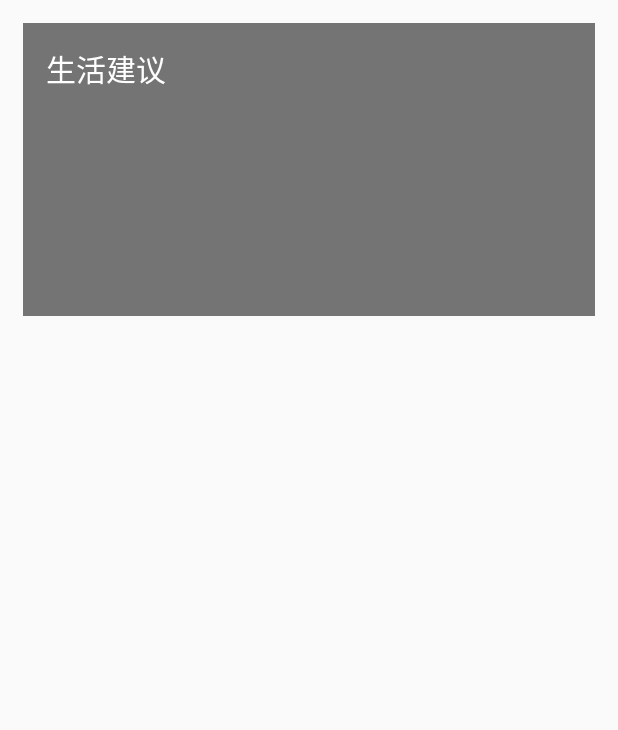
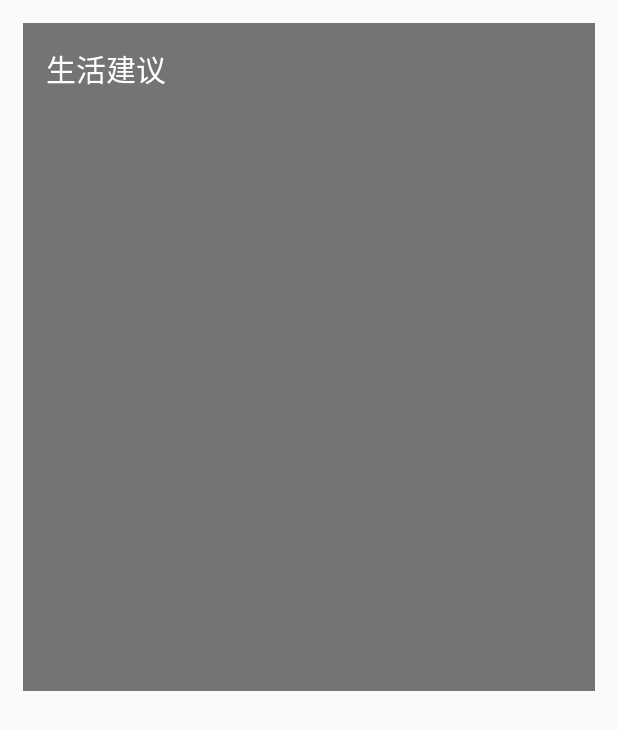
Before and after one commit to HouyiFan/Cool-Weather, an Android app: the layout suggestion.xml on its own in the app's theme, with its tools: preview values and no code run, on a phone screen of 412 x 824 dp. Shown: the top 730 px of the screen. Run offline under Robolectric (Android 15) with nearby library versions, the phone set to English and light mode, and no system bars.

Commit message:
change UI

```diff
--- a/app/build.gradle
+++ b/app/build.gradle
@@ -24,11 +24,13 @@ android {
 dependencies {
     implementation fileTree(dir: 'libs', include: ['*.jar'])
     implementation 'com.android.support:appcompat-v7:28.0.0'
+    implementation 'com.android.support:design:28.0.0'
     implementation 'com.android.support.constraint:constraint-layout:1.1.3'
     implementation 'org.litepal.android:java:3.0.0'
     implementation 'com.squareup.okhttp3:okhttp:3.12.1'
     implementation 'com.google.code.gson:gson:2.8.5'
     implementation 'com.github.bumptech.glide:glide:4.8.0'
+    implementation 'br.com.mauker.materialsearchview:materialsearchview:1.2.3'
     testImplementation 'junit:junit:4.12'
     androidTestImplementation 'com.android.support.test:runner:1.0.2'
     androidTestImplementation 'com.android.support.test.espresso:espresso-core:3.0.2'
--- a/app/src/main/java/com/coolweather/android/gson/Weather.java
+++ b/app/src/main/java/com/coolweather/android/gson/Weather.java
@@ -12,6 +12,7 @@ public class Weather {
 
     public Update update;
 
+    @SerializedName("air_now_city")
     public Air_now_city airnowcity;
 
     public Now now;
--- a/app/src/main/res/layout/suggestion.xml
+++ b/app/src/main/res/layout/suggestion.xml
@@ -26,7 +26,15 @@
         />
 
     <TextView
-        android:id="@+id/car_wash_text"
+        android:id="@+id/dress_text"
+        android:layout_width="wrap_content"
+        android:layout_height="wrap_content"
+        android:layout_margin="15dp"
+        android:textColor="#fff"
+        />
+
+    <TextView
+        android:id="@+id/flu_text"
         android:layout_width="wrap_content"
         android:layout_height="wrap_content"
         android:layout_margin="15dp"
@@ -41,4 +49,36 @@
         android:textColor="#fff"
         />
 
+    <TextView
+        android:id="@+id/travel_text"
+        android:layout_width="wrap_content"
+        android:layout_height="wrap_content"
+        android:layout_margin="15dp"
+        android:textColor="#fff"
+        />
+
+    <TextView
+        android:id="@+id/ultraviolet_text"
+        android:layout_width="wrap_content"
+        android:layout_height="wrap_content"
+        android:layout_margin="15dp"
+        android:textColor="#fff"
+        />
+
+    <TextView
+        android:id="@+id/car_wash_text"
+        android:layout_width="wrap_content"
+        android:layout_height="wrap_content"
+        android:layout_margin="15dp"
+        android:textColor="#fff"
+        />
+
+    <TextView
+        android:id="@+id/air_text"
+        android:layout_width="wrap_content"
+        android:layout_height="wrap_content"
+        android:layout_margin="15dp"
+        android:textColor="#fff"
+        />
+
 </LinearLayout>
```
Also changed, not shown: app/src/main/AndroidManifest.xml (+7 -0 lines), app/src/main/java/com/coolweather/android/WeatherActivity.java (+103 -17 lines), 1 other file.
